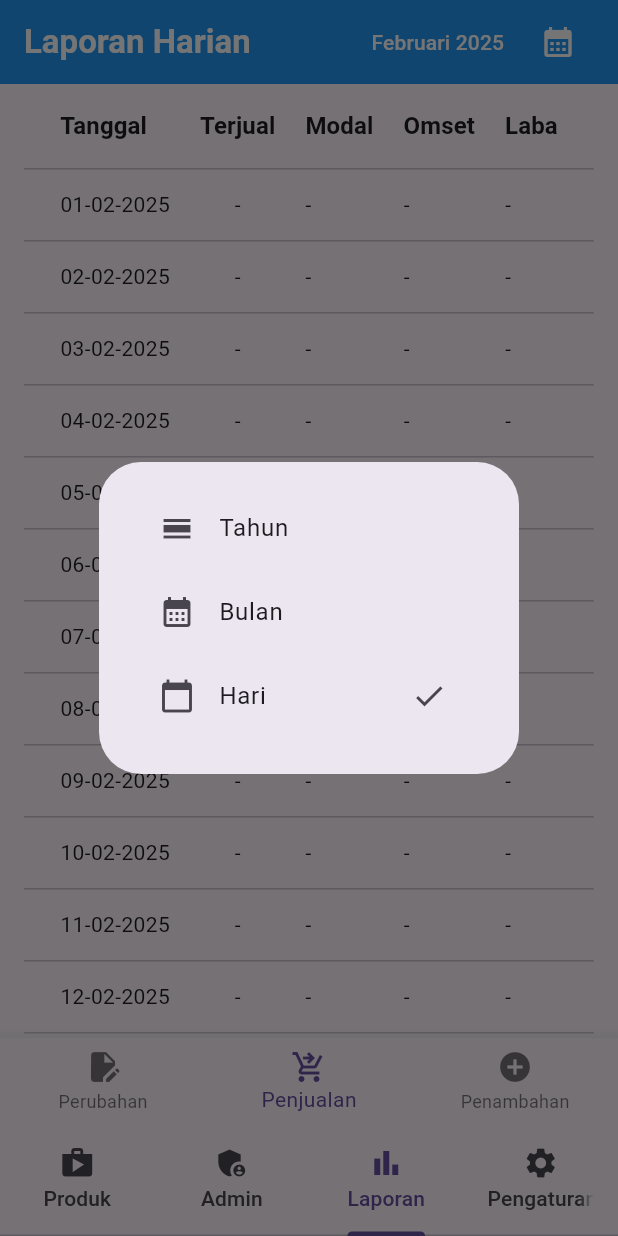
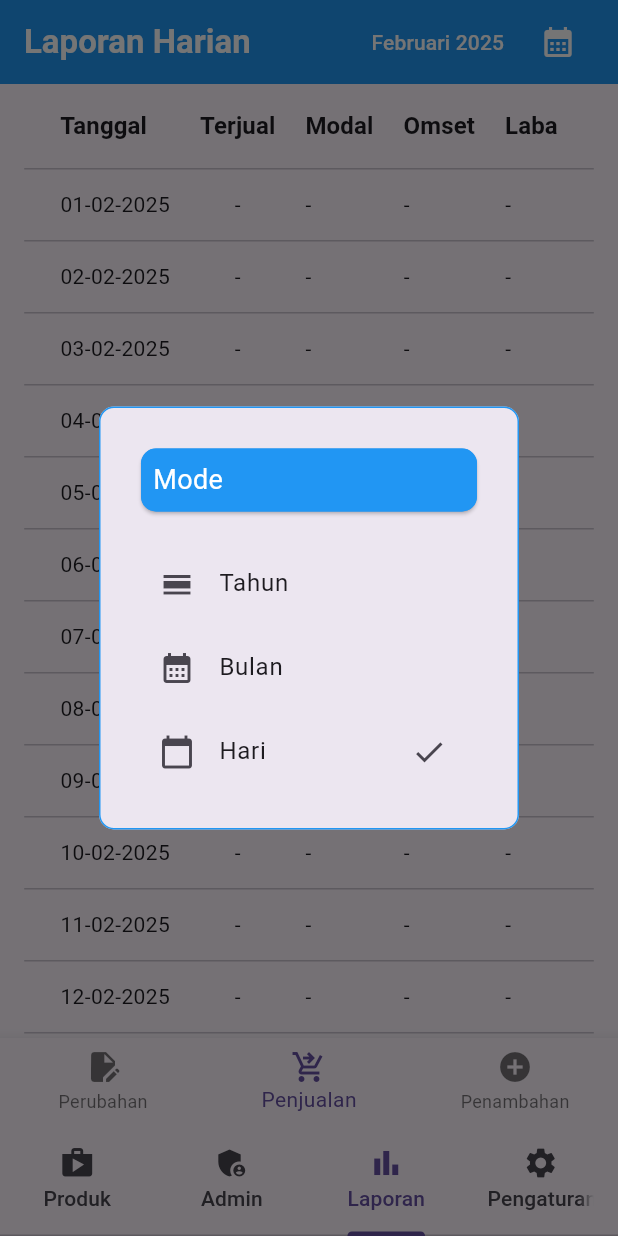
Before and after one commit to rhamadhany/toko, a Flutter app: the screen it shows after launch, item 3 of the bottom bar chosen, after a tap on the "calendar month" icon, on a phone screen of 412 x 824 dp. Run offline on Flutter 3.47's test engine with Material 3 defaults, Android fonts, the phone set to English and light mode, and no system bars; our stand-ins replace device_info_plus, get, get_storage, image_picker, local_auth, package_info_plus and 3 more; missing offline and left inert: flutter_iconpicker, mobile_scanner, pick_or_save, restart_app; accounts and stored records are empty.

Commit message:
tan=mbah warna side

```diff
--- a/lib/home/appbar_my_app.dart
+++ b/lib/home/appbar_my_app.dart
@@ -118,8 +118,41 @@ class AppBarMyApp extends StatelessWidget {
     });
   }
 
+  // void dialogSwitchOpsi() {
+  //   List<String> opsi = ['Tahun', 'Bulan', 'Hari'];
+  //   Get.dialog(Dialog(
+  //     child: Column(
+  //       mainAxisSize: MainAxisSize.min,
+  //       children: [
+  //         CupertinoPicker(
+  //           itemExtent: 32,
+  //           onSelectedItemChanged: (value) {
+  //             _laporanController.viewMode.value = opsi[value];
+  //           },
+  //           children: opsi.map((i) => Text(i)).toList(),
+  //         ),
+  //       ],
+  //     ),
+  //   ));
+  // }
   void dialogSwitchOpsi() {
     Get.dialog(AlertDialog(
+      shape: RoundedRectangleBorder(
+          borderRadius: BorderRadius.circular(10),
+          side: BorderSide(color: Colors.blue)),
+      title: Card(
+        color: Colors.blue,
+        shape: RoundedRectangleBorder(
+            borderRadius: BorderRadius.circular(10),
+            side: BorderSide(color: Colors.blue)),
+        child: Padding(
+          padding: const EdgeInsets.all(8.0),
+          child: Text(
+            'Mode',
+            style: TextStyle(fontSize: 18, color: Colors.white),
+          ),
+        ),
+      ),
       content: Column(
         mainAxisSize: MainAxisSize.min,
         crossAxisAlignment: CrossAxisAlignment.center,
```
Also changed, not shown: lib/laporan/kalender_picker.dart (+5 -2 lines).
